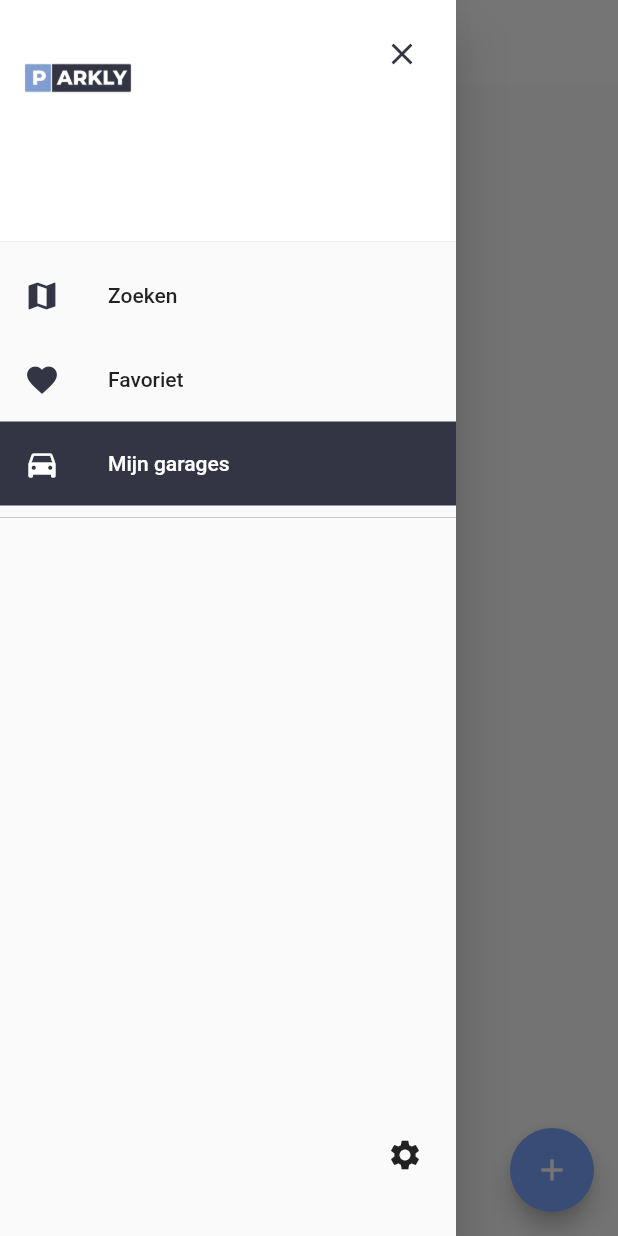
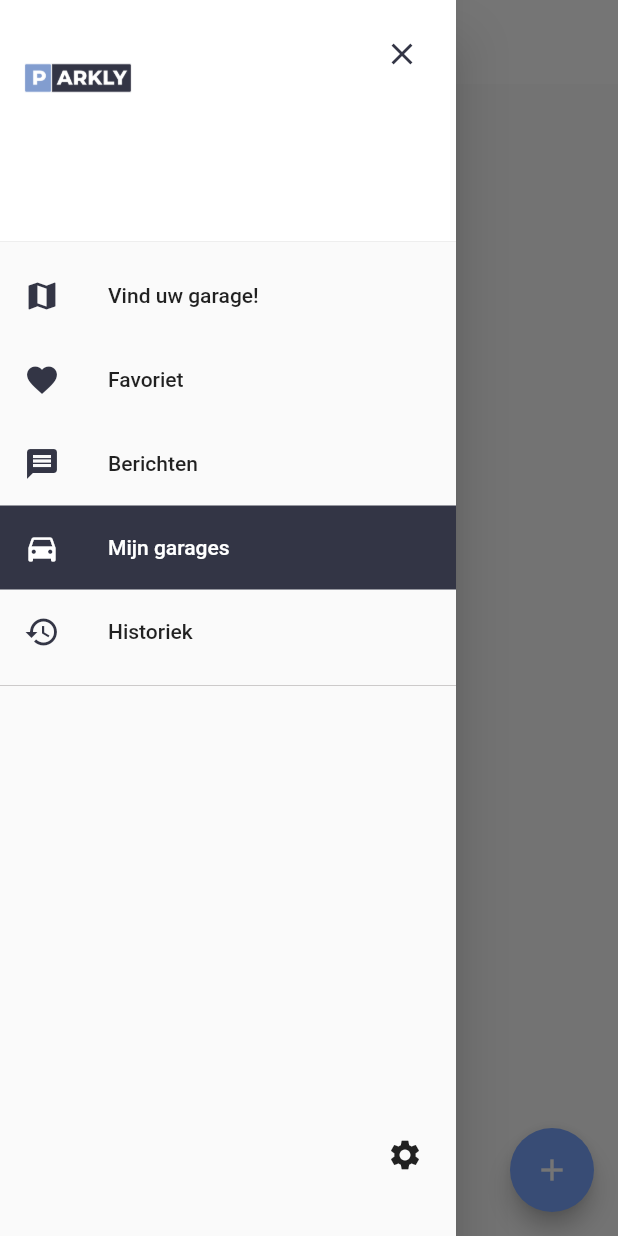
Before and after one commit to johnnathan1996/Parked, a Flutter app: the GaragePage screen opened directly, with the side drawer open, on a phone screen of 412 x 824 dp. Run offline on Flutter 3.47's test engine with Material 2 defaults, Android fonts, the phone set to English and light mode, and no system bars; our stand-ins replace circular_profile_avatar, cloud_firestore, dotted_border, expandable, firebase_auth, firebase_storage and 11 more; missing offline and left inert: awesome_card, flutter_map_marker_cluster, flutter_translate_annotations, geocoder, grouped_buttons, international_phone_input and 1 more; accounts and stored records are empty.

Commit message:
translate button tekst

```diff
--- a/lib/pages/addGarage.dart
+++ b/lib/pages/addGarage.dart
@@ -7,6 +7,8 @@ import 'package:parkly/ui/button.dart';
 import 'package:grouped_buttons/grouped_buttons.dart';
 import '../setup/globals.dart' as globals;
 import 'package:geocoder/geocoder.dart';
+import 'package:flutter_translate/flutter_translate.dart';
+import 'package:parkly/localization/keys.dart';
 
 class AddGarage extends StatefulWidget {
   @override
@@ -65,7 +67,7 @@ class _AddGarageState extends State<AddGarage> {
                     Padding(
                         padding: EdgeInsets.symmetric(vertical: 10),
                         child: ButtonComponent(
-                            label: "Toevoegen",
+                            label: translate(Keys.Button_Add),
                             onClickAction: () {
                               createGarage();
                             })),
--- a/lib/pages/addPaysystem.dart
+++ b/lib/pages/addPaysystem.dart
@@ -5,6 +5,8 @@ import 'package:parkly/constant.dart';
 import 'package:flutter_masked_text/flutter_masked_text.dart';
 import 'package:parkly/ui/button.dart';
 import '../setup/globals.dart' as globals;
+import 'package:flutter_translate/flutter_translate.dart';
+import 'package:parkly/localization/keys.dart';
 
 class AddPaySystem extends StatefulWidget {
   @override
@@ -295,7 +297,7 @@ class _AddPaySystemState extends State<AddPaySystem> {
                   Padding(
                       padding: EdgeInsets.only(left: 20, right: 20, top: 20),
                       child: ButtonComponent(
-                        label: "Kaart toevoegen",
+                        label: translate(Keys.Button_Addcard),
                         onClickAction: () {
                           createPayCard();
                         },
--- a/lib/pages/detailGarage.dart
+++ b/lib/pages/detailGarage.dart
@@ -15,6 +15,8 @@ import 'package:url_launcher/url_launcher.dart';
 import 'package:snaplist/snaplist.dart';
 import '../setup/globals.dart' as globals;
 import 'package:flutter_datetime_picker/flutter_datetime_picker.dart';
+import 'package:flutter_translate/flutter_translate.dart';
+import 'package:parkly/localization/keys.dart';
 
 class DetailGarage extends StatefulWidget {
   final String idGarage;
@@ -335,7 +337,7 @@ class _DetailGarageState extends State<DetailGarage> {
         Padding(
             padding: EdgeInsets.symmetric(horizontal: 16),
             child: ButtonComponent(
-              label: "Reserveer",
+              label: translate(Keys.Button_Reserve),
               onClickAction: endDate == null
                   ? null
                   : () {
--- a/lib/pages/favorite.dart
+++ b/lib/pages/favorite.dart
@@ -1,13 +1,12 @@
 import 'package:flutter/material.dart';
 import 'package:parkly/constant.dart';
 import 'package:cloud_firestore/cloud_firestore.dart';
+import 'package:flutter_translate/flutter_translate.dart';
 import 'package:parkly/localization/keys.dart';
 import 'package:parkly/ui/favoriteCard.dart';
 import 'package:parkly/ui/navigation.dart';
 import 'package:parkly/ui/title.dart';
 import '../setup/globals.dart' as globals;
-
-import 'package:flutter_translate/flutter_translate.dart';
 
 class FavoritePage extends StatefulWidget {
   @override
@@ -65,7 +64,7 @@ class _FavoritePageState extends State<FavoritePage> {
                     image: new AssetImage('assets/images/backgroundP.png'),
                     fit: BoxFit.cover)),
             child: Column(children: <Widget>[
-              TitleComponent(label: translate(Keys.Application_Favorite)),
+              TitleComponent(label: translate(Keys.Title_Favorite)),
               garageFav.length != 0
                   ? Expanded(
                       child: ListView(
--- a/lib/pages/garages.dart
+++ b/lib/pages/garages.dart
@@ -5,6 +5,8 @@ import 'package:parkly/pages/addGarage.dart';
 import 'package:parkly/ui/garageCard.dart';
 import 'package:parkly/ui/navigation.dart';
 import 'package:parkly/ui/title.dart';
+import 'package:flutter_translate/flutter_translate.dart';
+import 'package:parkly/localization/keys.dart';
 import '../setup/globals.dart' as globals;
 
 class GaragePage extends StatefulWidget {
@@ -47,7 +49,7 @@ class _GaragePageState extends State<GaragePage> {
                                   'assets/images/backgroundP.png'),
                               fit: BoxFit.cover)),
                       child: Column(children: <Widget>[
-                        TitleComponent(label: "Mijn garages"),
+                        TitleComponent(label: translate(Keys.Title_Garage)),
                         snapshot.data.documents.length != 0
                             ? Expanded(
                                 child: ListView.builder(
--- a/lib/pages/instellingen.dart
+++ b/lib/pages/instellingen.dart
@@ -3,6 +3,8 @@ import 'package:parkly/constant.dart';
 import 'package:parkly/script/logout.dart';
 import 'package:parkly/ui/button.dart';
 import 'package:parkly/ui/title.dart';
+import 'package:flutter_translate/flutter_translate.dart';
+import 'package:parkly/localization/keys.dart';
 
 class Instellingen extends StatefulWidget {
   @override
@@ -103,7 +105,7 @@ class _InstellingenState extends State<Instellingen> {
           Padding(
               padding: EdgeInsets.symmetric(horizontal: 10, vertical: 5),
               child: ButtonComponent(
-                label: "Log out",
+                label: translate(Keys.Button_Logout),
                 onClickAction: () {
                   logOut(context);
                 },
--- a/lib/setup/logIn.dart
+++ b/lib/setup/logIn.dart
@@ -8,6 +8,8 @@ import 'package:parkly/constant.dart';
 import 'package:parkly/ui/button.dart';
 import 'package:parkly/ui/modal.dart';
 import '../setup/globals.dart' as globals;
+import 'package:flutter_translate/flutter_translate.dart';
+import 'package:parkly/localization/keys.dart';
 
 class LogInPage extends StatefulWidget {
   @override
@@ -112,7 +114,7 @@ class _LogInPageState extends State<LogInPage> {
                                 builder: (context) => ResetPassword(),
                                 fullscreenDialog: true));
                       },
-                      child: Text("Wachtwoord vergeten?",
+                      child: Text(translate(Keys.Button_Forgotpassword),
                           style: TextStyle(
                               color: Wit,
                               decoration: TextDecoration.underline)),
@@ -121,7 +123,7 @@ class _LogInPageState extends State<LogInPage> {
                   padding:
                       EdgeInsets.only(left: 20.0, right: 20.0, bottom: 10.0),
                   child: ButtonComponent(
-                      label: "Inloggen",
+                      label: translate(Keys.Button_Login),
                       onClickAction: () {
                         signIn();
                       }),
--- a/lib/setup/resetPassword.dart
+++ b/lib/setup/resetPassword.dart
@@ -4,6 +4,8 @@ import 'package:lottie/lottie.dart';
 import 'package:parkly/constant.dart';
 import 'package:parkly/ui/button.dart';
 import 'package:parkly/ui/modal.dart';
+import 'package:flutter_translate/flutter_translate.dart';
+import 'package:parkly/localization/keys.dart';
 
 class ResetPassword extends StatefulWidget {
   @override
@@ -77,7 +79,7 @@ class _ResetPasswordState extends State<ResetPassword> {
                             padding: EdgeInsets.only(
                                 left: 20.0, right: 20.0, bottom: 10.0),
                             child: ButtonComponent(
-                                label: "Reset wachtwoord",
+                                label: translate(Keys.Button_Resetpassword),
                                 onClickAction: () {
                                   changePassword(context);
                                 }))
@@ -101,7 +103,7 @@ class _ResetPasswordState extends State<ResetPassword> {
                         )),
                         Padding(
                             padding: EdgeInsets.symmetric(horizontal: 20),
-                                child:ButtonComponent(label: "Terug naar login", onClickAction: (){
+                                child:ButtonComponent(label: translate(Keys.Button_Back), onClickAction: (){
                           Navigator.of(context).pop();
                         }))
                       ],
--- a/lib/setup/signUp.dart
+++ b/lib/setup/signUp.dart
@@ -9,6 +9,8 @@ import 'package:parkly/ui/button.dart';
 import 'package:parkly/ui/modal.dart';
 import 'package:sms_autofill/sms_autofill.dart';
 import '../setup/globals.dart' as globals;
+import 'package:flutter_translate/flutter_translate.dart';
+import 'package:parkly/localization/keys.dart';
 
 class SignUpPage extends StatefulWidget {
   @override
@@ -241,7 +243,7 @@ class _SignUpPageState extends State<SignUpPage> {
                     padding:
                         EdgeInsets.only(left: 20.0, right: 20.0, bottom: 10.0),
                     child: ButtonComponent(
-                        label: "Toevoegen",
+                        label: translate(Keys.Button_Add),
                         onClickAction: () {
                           signUp();
                         }))
@@ -355,7 +357,6 @@ class _SignUpPageState extends State<SignUpPage> {
       } catch (e) {
         handleError(e);
         print('errorCode : $e');
-        print(userData.email);
         userData.delete();
       }
 
--- a/lib/ui/navigation.dart
+++ b/lib/ui/navigation.dart
@@ -6,6 +6,8 @@ import 'package:parkly/pages/garages.dart';
 import 'package:parkly/pages/instellingen.dart';
 import 'package:parkly/pages/maps.dart';
 import 'package:parkly/pages/profile.dart';
+import 'package:flutter_translate/flutter_translate.dart';
+import 'package:parkly/localization/keys.dart';
 import '../setup/globals.dart' as globals;
 
 List<Widget> navItemWidget = [];
@@ -14,18 +16,22 @@ class Navigation extends StatefulWidget {
   final bool activeMap;
   final bool activeFav;
   final bool activeHis;
+  final bool activeMes;
   final bool activeGar;
 
   Navigation({
     this.activeMap = false,
     this.activeFav = false,
     this.activeHis = false,
+    this.activeMes = false,
     this.activeGar = false,
   });
   @override
   _NavigationState createState() => _NavigationState(
         activeMap: activeMap,
         activeFav: activeFav,
+        activeHis: activeHis,
+        activeMes: activeMes,
         activeGar: activeGar,
       );
 }
@@ -33,12 +39,16 @@ class Navigation extends StatefulWidget {
 class _NavigationState extends State<Navigation> {
   bool activeMap;
   bool activeFav;
+  bool activeHis;
+  bool activeMes;
   bool activeGar;
 
   _NavigationState(
       {Key key,
       this.activeMap,
       this.activeFav,
+      this.activeHis,
+      this.activeMes,
       this.activeGar});
 
   @override
@@ -48,23 +58,35 @@ class _NavigationState extends State<Navigation> {
 
     List navItems = [
       {
-        "label": "Zoeken",
+        "label": translate(Keys.Navigation_Search),
         "icon": Icons.map,
         "active": activeMap,
         "redirect": MapsPage(),
       },
       {
-        "label": "Favoriet",
+        "label": translate(Keys.Navigation_Favorite),
         "icon": Icons.favorite,
         "active": activeFav,
         "redirect": FavoritePage(),
       },
       {
-        "label": "Mijn garages",
+        "label": translate(Keys.Navigation_Message),
+        "icon": Icons.message,
+        "active": activeMes,
+        "redirect": GaragePage(),
+      },
+      {
+        "label": translate(Keys.Navigation_Garage),
         "icon": Icons.directions_car,
         "active": activeGar,
         "redirect": GaragePage(),
-      }
+      },
+      {
+        "label": translate(Keys.Navigation_Hist),
+        "icon": Icons.history,
+        "active": activeHis,
+        "redirect": FavoritePage(),
+      },
     ];
 
     navItems.forEach((value) {
--- a/lib/ui/profileTab.dart
+++ b/lib/ui/profileTab.dart
@@ -5,6 +5,8 @@ import 'package:parkly/pages/addPaysystem.dart';
 import 'package:parkly/pages/detailPaysystem.dart';
 import 'package:parkly/ui/button.dart';
 import '../setup/globals.dart' as globals;
+import 'package:flutter_translate/flutter_translate.dart';
+import 'package:parkly/localization/keys.dart';
 
 class ProfileTab extends StatefulWidget {
   final DocumentSnapshot snapshot;
@@ -90,7 +92,7 @@ class _ProfileTabState extends State<ProfileTab> {
                   });
                 })),
         ButtonComponent(
-            label: "add",
+            label: translate(Keys.Button_Addcard),
             onClickAction: () {
               Navigator.push(context,
                   MaterialPageRoute(builder: (context) => AddPaySystem()));
```
Also changed, not shown: assets/i18n/en.json (added, +25 -0 lines), assets/i18n/fr.json (added, +26 -0 lines), assets/i18n/nl.json (added, +25 -0 lines), lib/localization/keys.dart (added, +8 -0 lines), lib/main.dart (+12 -5 lines), lib/localization/keys.g.dart (added).
